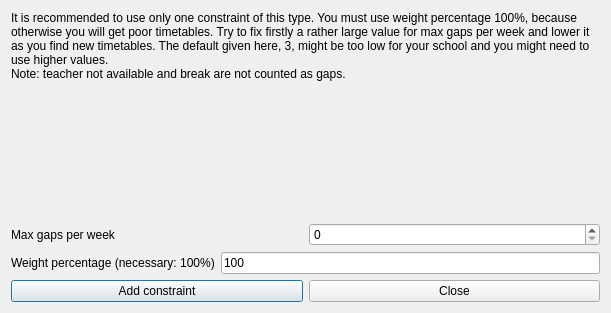
Old version of the form fet/src/interface/addconstraintteachersmaxgapsperweekform_template.ui in the repository vonmecheln/fet.
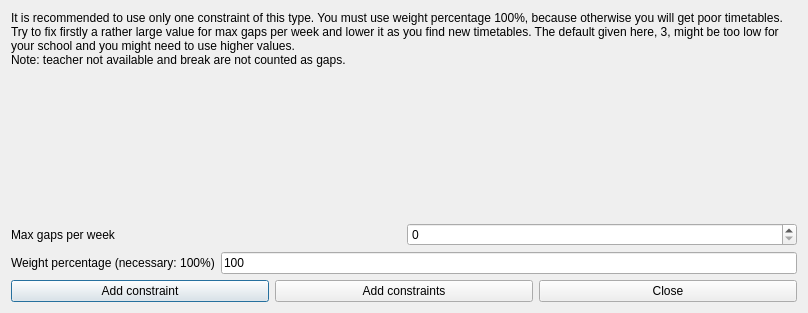
New version of the form.

```diff
--- a/fet/src/interface/addconstraintteachersmaxgapsperweekform_template.ui
+++ b/fet/src/interface/addconstraintteachersmaxgapsperweekform_template.ui
@@ -6,7 +6,7 @@
    <rect>
     <x>0</x>
     <y>0</y>
-    <width>611</width>
+    <width>808</width>
     <height>313</height>
    </rect>
   </property>
@@ -106,6 +106,13 @@
        </property>
       </widget>
      </item>
+     <item>
+      <widget class="QPushButton" name="addConstraintsPushButton">
+       <property name="text">
+        <string>Add constraints</string>
+       </property>
+      </widget>
+     </item>
      <item>
       <widget class="QPushButton" name="closePushButton">
        <property name="text">
```
